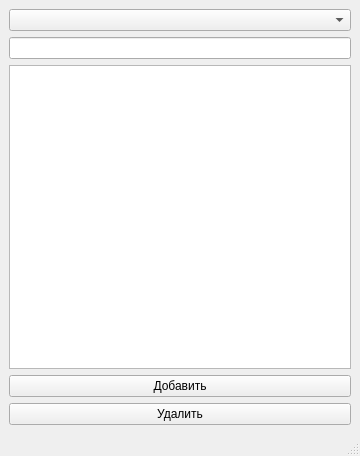
Qt form mainwindow.ui (Rinkachirukuki/Morion_qt_test_app) before a commit.
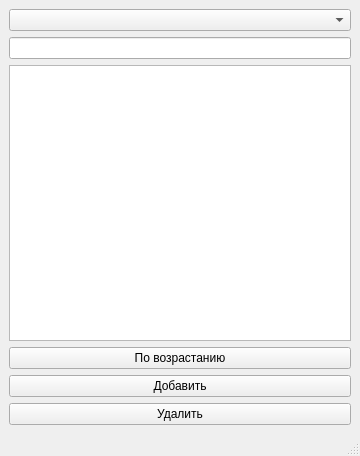
The same form after that commit.

Commit message: Sort button realization

```diff
--- a/mainwindow.ui
+++ b/mainwindow.ui
@@ -26,6 +26,16 @@
       <property name="selectionMode">
        <enum>QAbstractItemView::MultiSelection</enum>
       </property>
+      <property name="sortingEnabled">
+       <bool>true</bool>
+      </property>
+     </widget>
+    </item>
+    <item>
+     <widget class="QPushButton" name="pushButton_3">
+      <property name="text">
+       <string>По возрастанию</string>
+      </property>
      </widget>
     </item>
     <item>
```
The commit also changes 2 other files.
